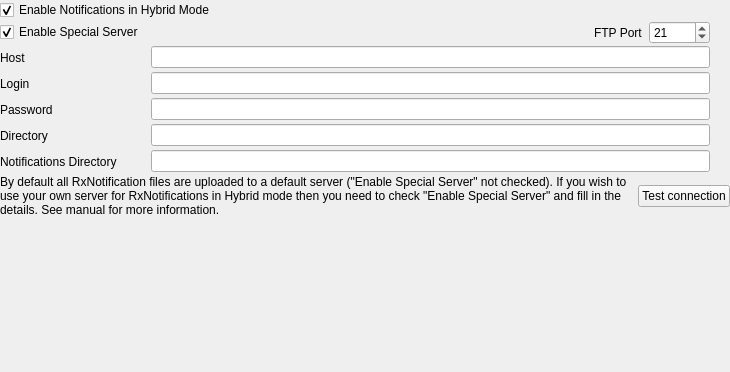
The window that qsstv/qsstv/config/hybridnotifyconfig.ui (rafael2k/fonias_digital) describes before a commit, drawn with Qt 5.
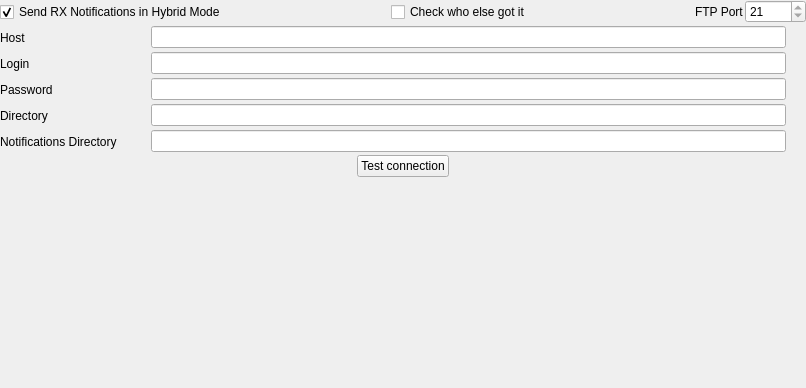
The same window after the commit.

Diff of the .ui file:
```diff
--- a/qsstv/qsstv/config/hybridnotifyconfig.ui
+++ b/qsstv/qsstv/config/hybridnotifyconfig.ui
@@ -6,8 +6,8 @@
    <rect>
     <x>0</x>
     <y>0</y>
-    <width>730</width>
-    <height>372</height>
+    <width>806</width>
+    <height>388</height>
    </rect>
   </property>
   <property name="windowTitle">
@@ -30,42 +30,37 @@
     <number>0</number>
    </property>
    <item>
-    <widget class="QCheckBox" name="enableHybridNotifyCheckBox">
-     <property name="text">
-      <string>Enable Notifications in Hybrid Mode </string>
-     </property>
-     <property name="checked">
-      <bool>true</bool>
-     </property>
-    </widget>
-   </item>
-   <item>
-    <layout class="QHBoxLayout" name="_3">
-     <property name="spacing">
-      <number>6</number>
-     </property>
-     <property name="leftMargin">
-      <number>0</number>
-     </property>
-     <property name="topMargin">
-      <number>0</number>
-     </property>
-     <property name="rightMargin">
-      <number>0</number>
-     </property>
-     <property name="bottomMargin">
-      <number>0</number>
-     </property>
+    <layout class="QHBoxLayout" name="horizontalLayout">
      <item>
-      <widget class="QCheckBox" name="enableHybridNotifySpecialServerCheckBox">
+      <widget class="QCheckBox" name="enableHybridNotifyCheckBox">
        <property name="text">
-        <string>Enable Special Server</string>
+        <string>Send RX Notifications in Hybrid Mode</string>
        </property>
        <property name="checked">
         <bool>true</bool>
        </property>
       </widget>
      </item>
+     <item>
+      <spacer name="horizontalSpacer">
+       <property name="orientation">
+        <enum>Qt::Horizontal</enum>
+       </property>
+       <property name="sizeHint" stdset="0">
+        <size>
+         <width>40</width>
+         <height>20</height>
+        </size>
+       </property>
+      </spacer>
+     </item>
+     <item>
+      <widget class="QCheckBox" name="enableHybridNotifySnoopCheckBox">
+       <property name="text">
+        <string>Check who else got it</string>
+       </property>
+      </widget>
+     </item>
      <item>
       <spacer>
        <property name="orientation">
@@ -76,8 +71,8 @@
        </property>
        <property name="sizeHint" stdset="0">
         <size>
-         <width>20</width>
-         <height>20</height>
+         <width>28</width>
+         <height>24</height>
         </size>
        </property>
       </spacer>
@@ -94,6 +89,9 @@
      </item>
      <item>
       <widget class="QSpinBox" name="hybridNotifyPortSpinBox">
+       <property name="readOnly">
+        <bool>true</bool>
+       </property>
        <property name="minimum">
         <number>1</number>
        </property>
@@ -105,22 +103,6 @@
        </property>
       </widget>
      </item>
-     <item>
-      <spacer>
-       <property name="orientation">
-        <enum>Qt::Horizontal</enum>
-       </property>
-       <property name="sizeType">
-        <enum>QSizePolicy::Preferred</enum>
-       </property>
-       <property name="sizeHint" stdset="0">
-        <size>
-         <width>20</width>
-         <height>20</height>
-        </size>
-       </property>
-      </spacer>
-     </item>
     </layout>
    </item>
    <item>
@@ -428,16 +410,19 @@
     </layout>
    </item>
    <item>
-    <layout class="QHBoxLayout" name="horizontalLayout_2" stretch="1,0">
+    <layout class="QHBoxLayout" name="horizontalLayout_2" stretch="0,0,0">
      <item>
-      <widget class="QLabel" name="label">
-       <property name="text">
-        <string>&lt;html&gt;&lt;head/&gt;&lt;body&gt;&lt;p&gt;By default all RxNotification files are uploaded to a default server (&amp;quot;Enable Special Server&amp;quot;  not checked). If you wish to use your own server for RxNotifications in Hybrid mode then  you need to check &amp;quot;Enable Special Server&amp;quot; and fill in the details. See manual for more information.&lt;/p&gt;&lt;/body&gt;&lt;/html&gt;</string>
+      <spacer name="horizontalSpacer_2">
+       <property name="orientation">
+        <enum>Qt::Horizontal</enum>
        </property>
-       <property name="wordWrap">
-        <bool>true</bool>
+       <property name="sizeHint" stdset="0">
+        <size>
+         <width>40</width>
+         <height>20</height>
+        </size>
        </property>
-      </widget>
+      </spacer>
      </item>
      <item>
       <widget class="QPushButton" name="testNotifyPushButton">
@@ -446,6 +431,19 @@
        </property>
       </widget>
      </item>
+     <item>
+      <spacer name="horizontalSpacer_3">
+       <property name="orientation">
+        <enum>Qt::Horizontal</enum>
+       </property>
+       <property name="sizeHint" stdset="0">
+        <size>
+         <width>40</width>
+         <height>20</height>
+        </size>
+       </property>
+      </spacer>
+     </item>
     </layout>
    </item>
    <item>
```
